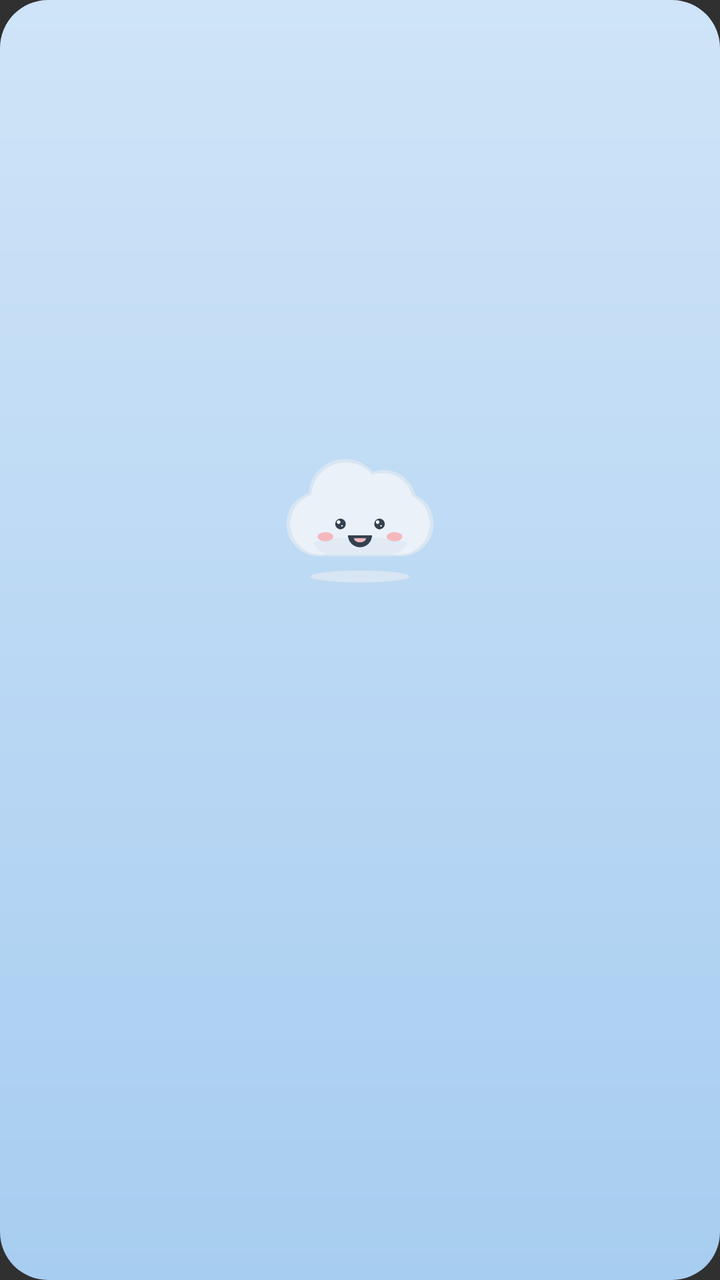
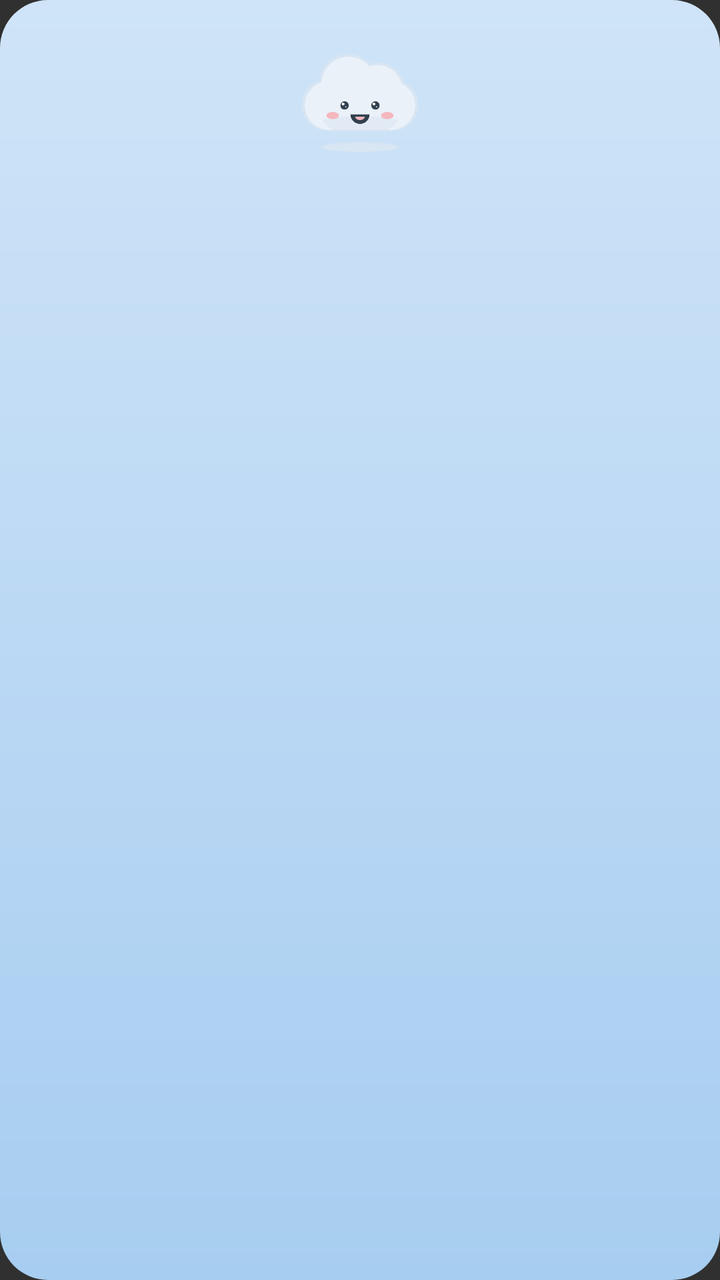

Screens rendered from an Android XML layout before and after an edit, with the pre-edit source and the edit as a unified diff.
<!-- AndroidManifest.xml: application theme android:Theme.Material.NoActionBar -->
<!-- res/layout/widget_nuage_grand.xml -->
<?xml version="1.0" encoding="utf-8"?>
<LinearLayout xmlns:android="http://schemas.android.com/apk/res/android"
    android:id="@+id/widget_root"
    android:layout_width="match_parent"
    android:layout_height="match_parent"
    android:orientation="vertical"
    android:gravity="center"
    android:padding="16dp"
    android:background="@drawable/widget_bg">

    <ImageView
        android:id="@+id/widget_nuage"
        android:layout_width="96dp"
        android:layout_height="96dp"
        android:scaleType="fitCenter"
        android:src="@drawable/nuage_taquin_radieux"
        android:contentDescription="@null" />

    <TextView
        android:id="@+id/widget_temp"
        android:layout_width="wrap_content"
        android:layout_height="wrap_content"
        android:textSize="42sp"
        android:textStyle="bold"
        android:textColor="#33414F"
        android:layout_marginTop="4dp"
        android:text="" />

    <TextView
        android:id="@+id/widget_label"
        android:layout_width="wrap_content"
        android:layout_height="wrap_content"
        android:textSize="15sp"
        android:textColor="#33414F"
        android:maxLines="1"
        android:text="" />

    <TextView
        android:id="@+id/widget_minmax"
        android:layout_width="wrap_content"
        android:layout_height="wrap_content"
        android:textSize="13sp"
        android:textColor="#33414F"
        android:layout_marginTop="2dp"
        android:maxLines="1"
        android:text="" />

    <TextView
        android:id="@+id/widget_vanne"
        android:layout_width="match_parent"
        android:layout_height="wrap_content"
        android:textSize="13sp"
        android:textStyle="italic"
        android:textColor="#4A5A6A"
        android:gravity="center"
        android:maxLines="3"
        android:ellipsize="end"
        android:layout_marginTop="10dp"
        android:text="" />
</LinearLayout>
<!-- resources referenced by this layout -->
<resources>
  <!-- drawable nuage_taquin_radieux: png bitmap (drawable-nodpi, 22315 bytes) -->
  <!-- drawable widget_bg (drawable) -->
  <?xml version="1.0" encoding="utf-8"?>
  <shape xmlns:android="http://schemas.android.com/apk/res/android" android:shape="rectangle">
      <corners android:radius="24dp" />
      <gradient android:angle="270" android:startColor="#CFE4F8" android:endColor="#A7CDF0" />
  </shape>
</resources>

<!-- the commit's change to res/layout/widget_nuage_grand.xml (unified diff, before → after) -->
@@ -4,14 +4,17 @@
     android:layout_width="match_parent"
     android:layout_height="match_parent"
     android:orientation="vertical"
-    android:gravity="center"
-    android:padding="16dp"
+    android:gravity="top|center_horizontal"
+    android:paddingLeft="14dp"
+    android:paddingRight="14dp"
+    android:paddingTop="10dp"
+    android:paddingBottom="12dp"
     android:background="@drawable/widget_bg">
 
     <ImageView
         android:id="@+id/widget_nuage"
-        android:layout_width="96dp"
-        android:layout_height="96dp"
+        android:layout_width="76dp"
+        android:layout_height="76dp"
         android:scaleType="fitCenter"
         android:src="@drawable/nuage_taquin_radieux"
         android:contentDescription="@null" />
@@ -20,17 +23,17 @@
         android:id="@+id/widget_temp"
         android:layout_width="wrap_content"
         android:layout_height="wrap_content"
-        android:textSize="42sp"
+        android:textSize="40sp"
         android:textStyle="bold"
         android:textColor="#33414F"
-        android:layout_marginTop="4dp"
+        android:layout_marginTop="2dp"
         android:text="" />
 
     <TextView
         android:id="@+id/widget_label"
         android:layout_width="wrap_content"
         android:layout_height="wrap_content"
-        android:textSize="15sp"
+        android:textSize="14sp"
         android:textColor="#33414F"
         android:maxLines="1"
         android:text="" />
@@ -39,7 +42,7 @@
         android:id="@+id/widget_minmax"
         android:layout_width="wrap_content"
         android:layout_height="wrap_content"
-        android:textSize="13sp"
+        android:textSize="12sp"
         android:textColor="#33414F"
         android:layout_marginTop="2dp"
         android:maxLines="1"
@@ -49,12 +52,12 @@
         android:id="@+id/widget_vanne"
         android:layout_width="match_parent"
         android:layout_height="wrap_content"
-        android:textSize="13sp"
+        android:textSize="12sp"
         android:textStyle="italic"
         android:textColor="#4A5A6A"
         android:gravity="center"
-        android:maxLines="3"
+        android:maxLines="2"
         android:ellipsize="end"
-        android:layout_marginTop="10dp"
+        android:layout_marginTop="7dp"
         android:text="" />
 </LinearLayout>
